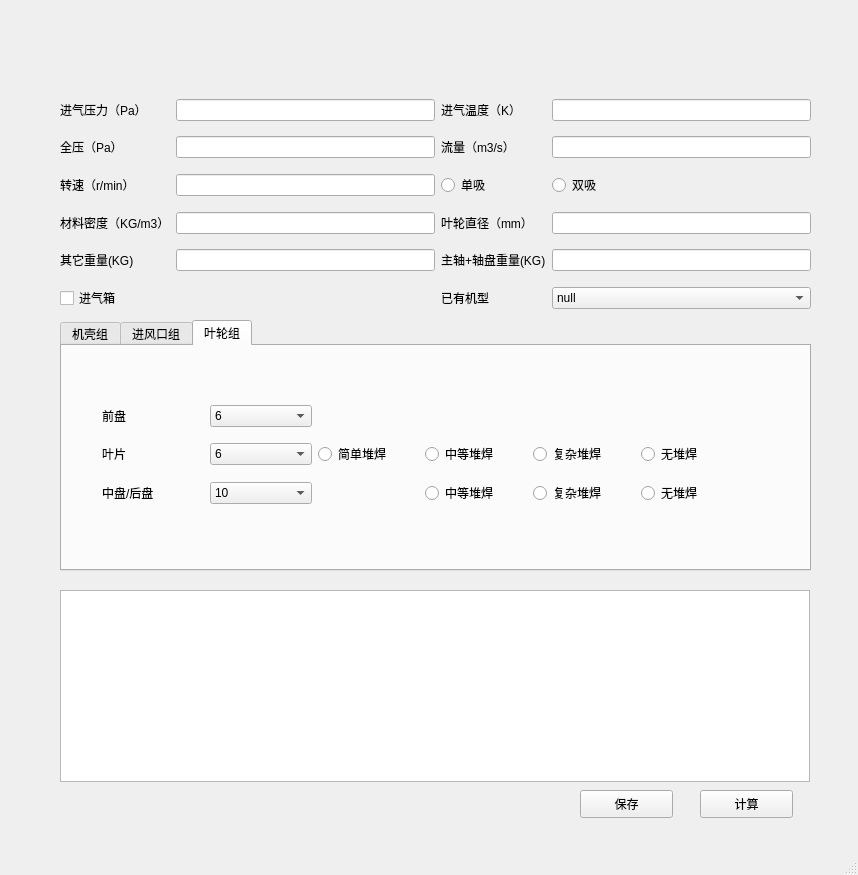
First picture: the form in MainWindow.ui, repository sgdd66/PriceRefer, before the edit.
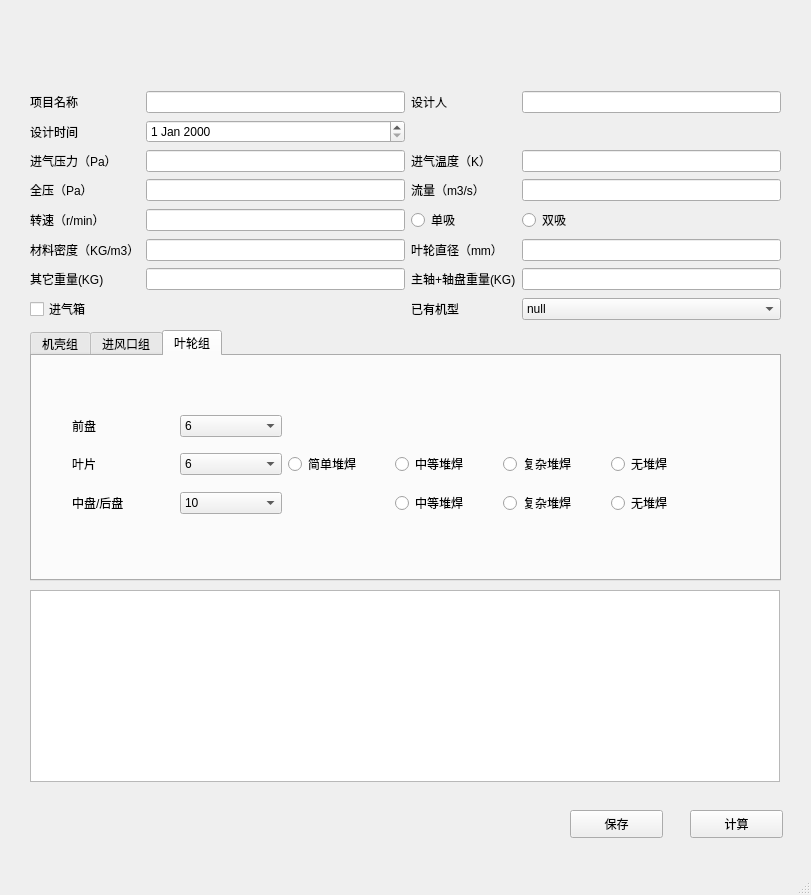
Second picture: the form after the edit. Icons and pictures are not drawn.

Patch:
```diff
--- a/MainWindow.ui
+++ b/MainWindow.ui
@@ -6,8 +6,8 @@
    <rect>
     <x>0</x>
     <y>0</y>
-    <width>858</width>
-    <height>875</height>
+    <width>811</width>
+    <height>895</height>
    </rect>
   </property>
   <property name="windowTitle">
@@ -20,8 +20,8 @@
    <widget class="QTabWidget" name="tabWidget">
     <property name="geometry">
      <rect>
-      <x>60</x>
-      <y>320</y>
+      <x>30</x>
+      <y>330</y>
       <width>751</width>
       <height>251</height>
      </rect>
@@ -514,8 +514,8 @@
    <widget class="QPushButton" name="pushButton_calculate">
     <property name="geometry">
      <rect>
-      <x>700</x>
-      <y>790</y>
+      <x>690</x>
+      <y>810</y>
       <width>93</width>
       <height>28</height>
      </rect>
@@ -527,28 +527,28 @@
    <widget class="QWidget" name="layoutWidget">
     <property name="geometry">
      <rect>
-      <x>60</x>
+      <x>30</x>
       <y>90</y>
       <width>751</width>
       <height>232</height>
      </rect>
     </property>
     <layout class="QGridLayout" name="gridLayout">
-     <item row="4" column="2">
+     <item row="6" column="2">
       <widget class="QLabel" name="label_7">
        <property name="text">
         <string>主轴+轴盘重量(KG)</string>
        </property>
       </widget>
      </item>
-     <item row="5" column="0">
+     <item row="7" column="0">
       <widget class="QCheckBox" name="checkBox_inputBox">
        <property name="text">
         <string>进气箱</string>
        </property>
       </widget>
      </item>
-     <item row="4" column="0">
+     <item row="6" column="0">
       <widget class="QLabel" name="label_6">
        <property name="sizePolicy">
         <sizepolicy hsizetype="Preferred" vsizetype="Preferred">
@@ -561,97 +561,97 @@
        </property>
       </widget>
      </item>
-     <item row="4" column="3">
+     <item row="6" column="3">
       <widget class="QLineEdit" name="lineEdit_axle"/>
      </item>
-     <item row="4" column="1">
+     <item row="6" column="1">
       <widget class="QLineEdit" name="lineEdit_other"/>
      </item>
-     <item row="0" column="0">
+     <item row="2" column="0">
       <widget class="QLabel" name="label">
        <property name="text">
         <string>进气压力（Pa）</string>
        </property>
       </widget>
      </item>
-     <item row="0" column="1">
+     <item row="2" column="1">
       <widget class="QLineEdit" name="lineEdit_P_in"/>
      </item>
-     <item row="0" column="2">
+     <item row="2" column="2">
       <widget class="QLabel" name="label_2">
        <property name="text">
         <string>进气温度（K）</string>
        </property>
       </widget>
      </item>
-     <item row="0" column="3">
+     <item row="2" column="3">
       <widget class="QLineEdit" name="lineEdit_T_in"/>
      </item>
-     <item row="1" column="0">
+     <item row="3" column="0">
       <widget class="QLabel" name="label_4">
        <property name="text">
         <string>全压（Pa）</string>
        </property>
       </widget>
      </item>
-     <item row="1" column="1">
+     <item row="3" column="1">
       <widget class="QLineEdit" name="lineEdit_P"/>
      </item>
-     <item row="1" column="2">
+     <item row="3" column="2">
       <widget class="QLabel" name="label_3">
        <property name="text">
         <string>流量（m3/s）</string>
        </property>
       </widget>
      </item>
-     <item row="1" column="3">
+     <item row="3" column="3">
       <widget class="QLineEdit" name="lineEdit_Qn"/>
      </item>
-     <item row="2" column="0">
+     <item row="4" column="0">
       <widget class="QLabel" name="label_5">
        <property name="text">
         <string>转速（r/min）</string>
        </property>
       </widget>
      </item>
-     <item row="2" column="1">
+     <item row="4" column="1">
       <widget class="QLineEdit" name="lineEdit_n"/>
      </item>
-     <item row="2" column="2">
+     <item row="4" column="2">
       <widget class="QRadioButton" name="radioButton_single">
        <property name="text">
         <string>单吸</string>
        </property>
       </widget>
      </item>
-     <item row="2" column="3">
+     <item row="4" column="3">
       <widget class="QRadioButton" name="radioButton_double">
        <property name="text">
         <string>双吸</string>
        </property>
       </widget>
      </item>
-     <item row="3" column="0">
+     <item row="5" column="0">
       <widget class="QLabel" name="label_19">
        <property name="text">
         <string>材料密度（KG/m3）</string>
        </property>
       </widget>
      </item>
-     <item row="3" column="1">
+     <item row="5" column="1">
       <widget class="QLineEdit" name="lineEdit_density"/>
      </item>
-     <item row="3" column="3">
+     <item row="5" column="3">
       <widget class="QLineEdit" name="lineEdit_De"/>
      </item>
-     <item row="3" column="2">
+     <item row="5" column="2">
       <widget class="QLabel" name="label_20">
        <property name="text">
         <string>叶轮直径（mm）</string>
        </property>
       </widget>
      </item>
-     <item row="5" column="3">
+     <item row="7" column="3">
       <widget class="QComboBox" name="comboBox_kind">
        <item>
         <property name="text">
@@ -670,19 +670,49 @@
        </item>
       </widget>
      </item>
-     <item row="5" column="2">
+     <item row="7" column="2">
       <widget class="QLabel" name="label_9">
        <property name="text">
         <string>已有机型</string>
        </property>
       </widget>
      </item>
+     <item row="0" column="0">
+      <widget class="QLabel" name="label_22">
+       <property name="text">
+        <string>项目名称</string>
+       </property>
+      </widget>
+     </item>
+     <item row="0" column="2">
+      <widget class="QLabel" name="label_8">
+       <property name="text">
+        <string>设计人</string>
+       </property>
+      </widget>
+     </item>
+     <item row="0" column="1">
+      <widget class="QLineEdit" name="lineEdit_ProgramName"/>
+     </item>
+     <item row="0" column="3">
+      <widget class="QLineEdit" name="lineEdit_Designer"/>
+     </item>
+     <item row="1" column="0">
+      <widget class="QLabel" name="label_21">
+       <property name="text">
+        <string>设计时间</string>
+       </property>
+      </widget>
+     </item>
+     <item row="1" column="1">
+      <widget class="QDateEdit" name="dateEdit_DesignDate"/>
+     </item>
     </layout>
    </widget>
    <widget class="QTextBrowser" name="textBrowser_outcome">
     <property name="geometry">
      <rect>
-      <x>60</x>
+      <x>30</x>
       <y>590</y>
       <width>750</width>
       <height>192</height>
@@ -692,8 +722,8 @@
    <widget class="QPushButton" name="pushButton_save">
     <property name="geometry">
      <rect>
-      <x>580</x>
-      <y>790</y>
+      <x>570</x>
+      <y>810</y>
       <width>93</width>
       <height>28</height>
      </rect>
@@ -705,7 +735,7 @@
    <widget class="QLabel" name="label_JiaoDa">
     <property name="geometry">
      <rect>
-      <x>60</x>
+      <x>30</x>
       <y>10</y>
       <width>211</width>
       <height>61</height>
@@ -721,7 +751,7 @@
    <widget class="QLabel" name="label_ChongTong">
     <property name="geometry">
      <rect>
-      <x>610</x>
+      <x>580</x>
       <y>10</y>
       <width>201</width>
       <height>62</height>
```
Left out of the diff: 8 changed lines with no effect on the pictures.
